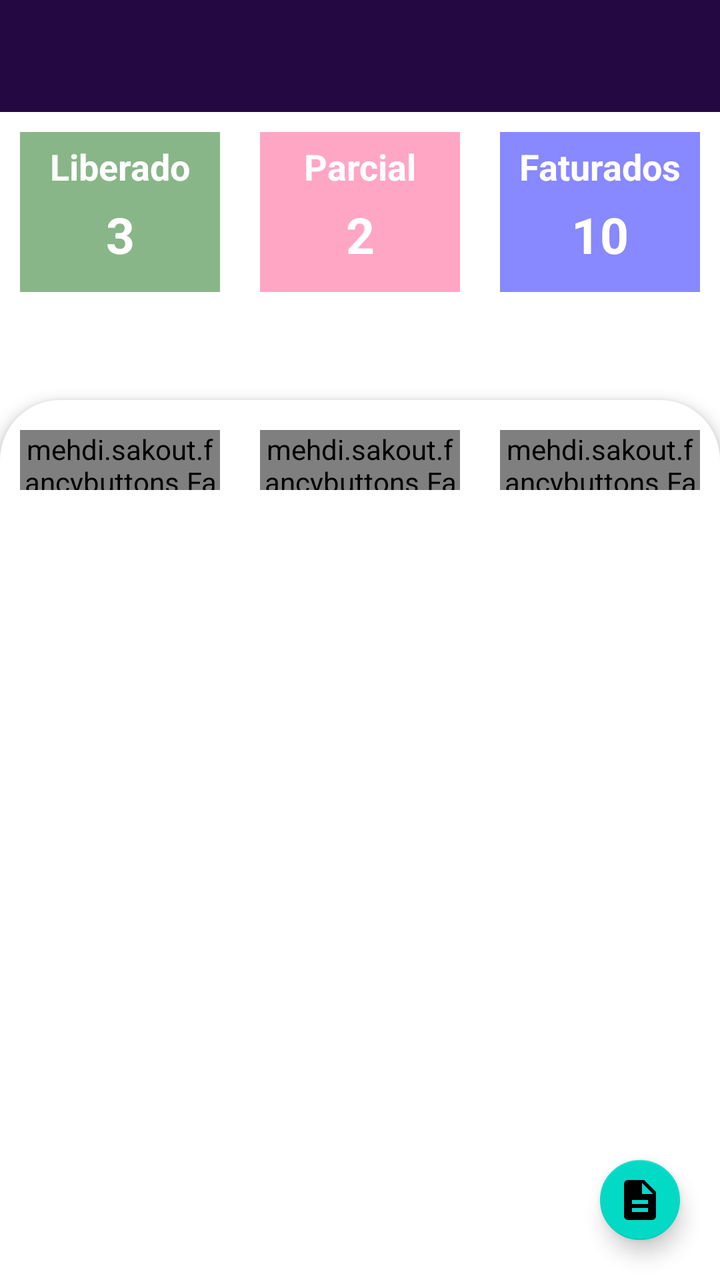
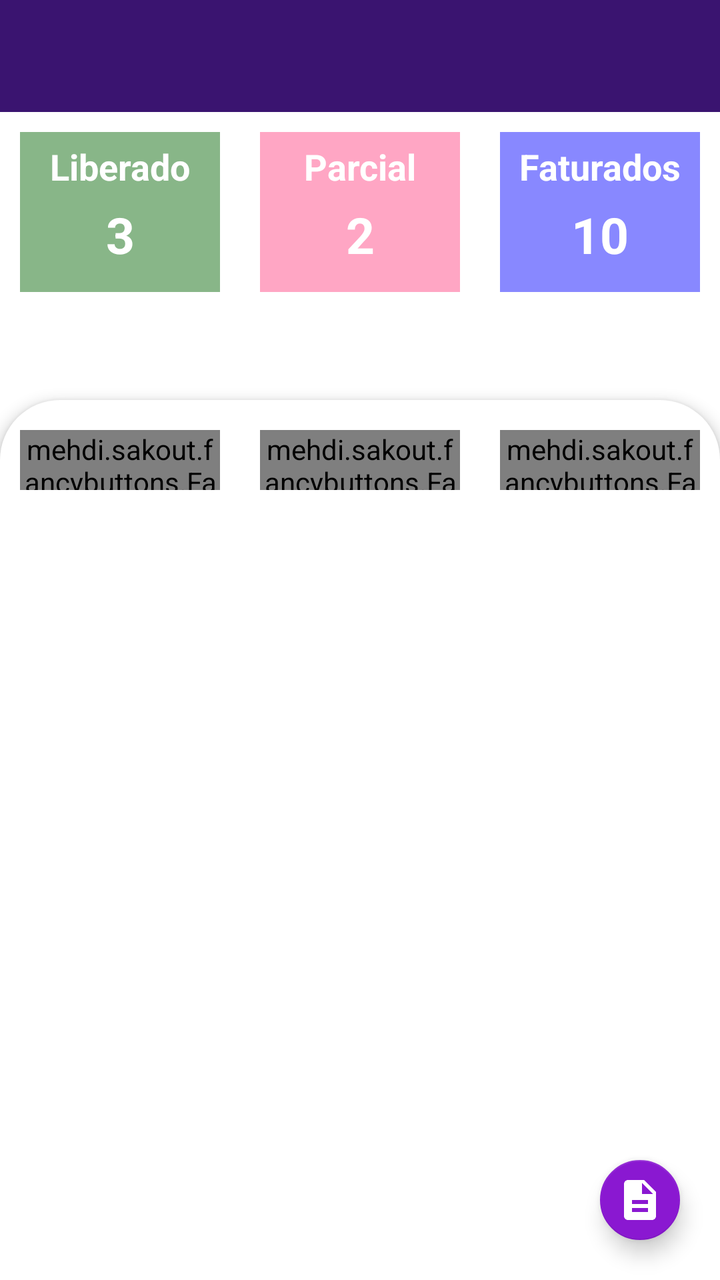

Compare the two renders of this Android layout. The source of the first and the diff that turns it into the second are given below.
<!-- AndroidManifest.xml: activity theme AppTheme.LegacyToolbar -->
<!-- res/layout/activity_pedidos.xml -->
<?xml version="1.0" encoding="utf-8"?>
<androidx.constraintlayout.widget.ConstraintLayout
    xmlns:android="http://schemas.android.com/apk/res/android"
    xmlns:fancy="http://schemas.android.com/apk/res-auto"
    xmlns:app="http://schemas.android.com/apk/res-auto"
    xmlns:tools="http://schemas.android.com/tools"
    android:layout_width="match_parent"
    android:layout_height="match_parent"
    tools:context=".PedidosActivity">

    <com.google.android.material.appbar.AppBarLayout
        android:id="@+id/ped_appbar"
        android:layout_width="0dp"
        android:layout_height="wrap_content"
        android:theme="@style/AppTheme.AppBarOverlay"
        app:elevation="0dp"
        app:layout_constraintEnd_toEndOf="parent"
        app:layout_constraintStart_toStartOf="parent"
        app:layout_constraintTop_toTopOf="parent">

        <View
            android:id="@+id/ped_status_bar_bg"
            android:layout_width="match_parent"
            android:layout_height="0dp"
            android:background="@color/primary_dark" />

        <androidx.appcompat.widget.Toolbar
            android:id="@+id/ped_toolbar"
            android:layout_width="match_parent"
            android:layout_height="?attr/actionBarSize"
            android:background="?attr/colorPrimary"
            app:popupTheme="@style/AppTheme.PopupOverlay"
            app:titleTextColor="@android:color/white"
            app:subtitleTextColor="@android:color/white" />

    </com.google.android.material.appbar.AppBarLayout>


    <LinearLayout
        android:id="@+id/linearLayout2"
        android:layout_width="match_parent"
        android:layout_height="wrap_content"
        android:orientation="horizontal"
        app:layout_constraintEnd_toEndOf="parent"
        app:layout_constraintStart_toStartOf="parent"
        app:layout_constraintTop_toBottomOf="@id/ped_appbar">

        <LinearLayout
            android:id="@+id/ped_ind_lib"
            android:clickable="true"
            android:layout_marginTop="10dp"
            android:layout_marginBottom="10dp"
            android:layout_width="match_parent"
            android:layout_height="80dp"
            android:layout_marginLeft="10dp"
            android:layout_marginRight="10dp"
            android:layout_weight="1"
            android:background="@color/green_trans"
            android:orientation="vertical">

            <TextView
                android:layout_width="match_parent"
                android:layout_height="wrap_content"
                android:layout_marginTop="5dp"
                android:text="Liberado"
                android:textAlignment="center"
                android:textColor="@color/icons"
                android:textSize="18sp"
                android:textStyle="bold" />


            <TextView
                android:id="@+id/ped_txtLibCxa"
                android:layout_width="match_parent"
                android:layout_height="wrap_content"
                android:layout_marginTop="5dp"
                android:text="3"
                android:textAlignment="center"
                android:textColor="@color/icons"
                android:textSize="25sp"
                android:textStyle="bold" />


        </LinearLayout>

        <LinearLayout
            android:id="@+id/ped_ind_parc"
            android:clickable="true"
            android:layout_marginTop="10dp"
            android:layout_marginBottom="10dp"
            android:layout_width="match_parent"
            android:layout_height="80dp"
            android:layout_marginLeft="10dp"
            android:layout_marginRight="10dp"
            android:layout_weight="1"
            android:background="@color/pinktrans"
            android:orientation="vertical">

            <TextView
                android:layout_width="match_parent"
                android:layout_height="wrap_content"
                android:layout_marginTop="5dp"
                android:text="Parcial"
                android:textAlignment="center"
                android:textColor="@color/icons"
                android:textSize="18sp"
                android:textStyle="bold" />


            <TextView
                android:id="@+id/ped_txtParcial"
                android:layout_width="match_parent"
                android:layout_height="wrap_content"
                android:layout_marginTop="5dp"
                android:text="2"
                android:textAlignment="center"
                android:textColor="@color/icons"
                android:textSize="25sp"
                android:textStyle="bold" />


        </LinearLayout>

        <LinearLayout
            android:id="@+id/ped_ind_fat"
            android:clickable="true"
            android:layout_marginTop="10dp"
            android:layout_marginBottom="10dp"
            android:layout_width="match_parent"
            android:layout_height="80dp"
            android:layout_marginLeft="10dp"
            android:layout_marginRight="10dp"
            android:layout_weight="1"
            android:background="@color/primary_dark_trans"
            android:orientation="vertical">

            <TextView
                android:layout_width="match_parent"
                android:layout_height="wrap_content"
                android:layout_marginTop="5dp"
                android:text="Faturados"
                android:textAlignment="center"
                android:textColor="@color/icons"
                android:textSize="18sp"
                android:textStyle="bold" />


            <TextView
                android:id="@+id/ped_txtConcluidos"
                android:layout_width="match_parent"
                android:layout_height="wrap_content"
                android:layout_marginTop="5dp"
                android:text="10"
                android:textAlignment="center"
                android:textColor="@color/icons"
                android:textSize="25sp"
                android:textStyle="bold" />


        </LinearLayout>

    </LinearLayout>

    <androidx.constraintlayout.widget.ConstraintLayout
        android:layout_width="match_parent"
        android:layout_height="0dp"
        android:layout_marginTop="10dp"
        android:background="@drawable/backgroudlist"
        android:elevation="4dp"
        fancy:layout_constraintBottom_toBottomOf="parent"
        fancy:layout_constraintEnd_toEndOf="parent"
        fancy:layout_constraintStart_toStartOf="parent"
        fancy:layout_constraintTop_toBottomOf="@+id/ped_ind_flib">


        <mehdi.sakout.fancybuttons.FancyButton
            android:id="@+id/ped_btn_dia"
            android:layout_width="100dp"
            android:layout_height="30dp"
            android:layout_marginStart="10dp"
            android:layout_marginTop="25dp"
            android:gravity="top"
            fancy:fb_borderColor="#2196f3"
            fancy:fb_borderWidth="2dp"
            fancy:fb_defaultColor="#ffff"
            fancy:fb_focusColor="#2196f3"
            fancy:fb_radius="30dp"
            fancy:fb_text="Dia"
            fancy:fb_textColor="#2196f3"
            fancy:fb_textSize="12sp"
            fancy:layout_constraintStart_toStartOf="parent"
            fancy:layout_constraintTop_toTopOf="parent" />

        <mehdi.sakout.fancybuttons.FancyButton
            android:id="@+id/ped_btn_mes"
            android:layout_width="100dp"
            android:layout_height="30dp"
            android:layout_marginStart="10dp"
            android:layout_marginTop="25dp"
            android:layout_marginEnd="10dp"
            android:gravity="top"
            fancy:fb_borderColor="#2196f3"
            fancy:fb_borderWidth="2dp"
            fancy:fb_defaultColor="#ffff"
            fancy:fb_focusColor="#2196f3"
            fancy:fb_radius="30dp"
            fancy:fb_text="Mês"
            fancy:fb_textColor="#2196f3"
            fancy:fb_textSize="12sp"
            fancy:layout_constraintEnd_toStartOf="@+id/ped_btn_periodo"
            fancy:layout_constraintStart_toEndOf="@+id/ped_btn_dia"
            fancy:layout_constraintTop_toTopOf="parent" />


        <mehdi.sakout.fancybuttons.FancyButton
            android:id="@+id/ped_btn_periodo"
            android:layout_width="100dp"
            android:layout_height="30dp"
            android:layout_marginTop="25dp"
            android:layout_marginEnd="10dp"
            android:gravity="top"
            fancy:fb_borderColor="#2196f3"
            fancy:fb_borderWidth="2dp"
            fancy:fb_defaultColor="#ffff"
            fancy:fb_focusColor="#2196f3"
            fancy:fb_radius="30dp"
            fancy:fb_text="Período"
            fancy:fb_textColor="#2196f3"
            fancy:fb_textSize="12sp"
            fancy:layout_constraintEnd_toEndOf="parent"
            fancy:layout_constraintTop_toTopOf="parent" />


        <androidx.recyclerview.widget.RecyclerView
            android:id="@+id/ped_lista_pedido"
            android:layout_width="match_parent"
            android:layout_height="0dp"
            android:layout_marginTop="10dp"
            android:layout_marginBottom="8dp"
            app:layout_constraintBottom_toBottomOf="parent"
            app:layout_constraintEnd_toEndOf="parent"
            app:layout_constraintStart_toStartOf="parent"
            fancy:layout_constraintHorizontal_bias="0.0"
            fancy:layout_constraintTop_toBottomOf="@+id/ped_btn_mes">

        </androidx.recyclerview.widget.RecyclerView>
    </androidx.constraintlayout.widget.ConstraintLayout>


    <com.google.android.material.floatingactionbutton.FloatingActionButton
        android:id="@+id/ped_btn_flutuante"
        android:layout_width="wrap_content"
        android:layout_height="wrap_content"
        android:layout_marginEnd="16dp"
        android:layout_marginBottom="16dp"
        fancy:fabSize="mini"
        android:elevation="6dp"
        android:src="@drawable/ic_flutuante_orc"
        android:textColor="#FFFFFF"
        android:textSize="40sp"
        app:layout_constraintBottom_toBottomOf="parent"
        app:layout_constraintEnd_toEndOf="parent" />

    <TextView
        android:id="@+id/ped_ind_flib"
        android:layout_width="0dp"
        android:layout_height="wrap_content"
        android:layout_marginStart="8dp"
        android:layout_marginTop="5dp"
        android:layout_marginEnd="8dp"
        android:clickable="true"
        android:text=""
        android:textColor="@color/primary_text"
        fancy:layout_constraintEnd_toStartOf="@+id/ped_ind_pcaixa"
        fancy:layout_constraintHorizontal_chainStyle="spread_inside"
        fancy:layout_constraintStart_toStartOf="parent"
        fancy:layout_constraintTop_toBottomOf="@+id/linearLayout2" />

    <TextView
        android:id="@+id/ped_ind_pcaixa"
        android:clickable="true"
        android:layout_width="0dp"
        android:layout_height="wrap_content"
        android:layout_marginStart="8dp"
        android:layout_marginTop="5dp"
        android:layout_marginEnd="8dp"
        android:textColor="@color/laranja"
        android:textAlignment="viewEnd"
        android:text=""
        fancy:layout_constraintEnd_toEndOf="parent"
        fancy:layout_constraintStart_toEndOf="@+id/ped_ind_flib"
        fancy:layout_constraintTop_toBottomOf="@+id/linearLayout2" />


</androidx.constraintlayout.widget.ConstraintLayout>
<!-- resources referenced by this layout -->
<resources>
  <color name="green_trans">#77006400</color>
  <color name="icons">#FFFFFF</color>
  <color name="laranja">#C8671E</color>
  <color name="pinktrans">#77ff4081</color>
  <color name="primary_dark">#18042E</color>
  <color name="primary_dark_trans">#770000FF</color>
  <color name="primary_text">#212121</color>
  <!-- drawable ic_flutuante_orc (drawable) -->
  <vector android:height="48dp" android:tint="#FFFFFF"
      android:viewportHeight="24.0" android:viewportWidth="24.0"
      android:width="48dp" xmlns:android="http://schemas.android.com/apk/res/android">
      <path android:fillColor="#FF000000" android:pathData="M14,2L6,2c-1.1,0 -1.99,0.9 -1.99,2L4,20c0,1.1 0.89,2 1.99,2L18,22c1.1,0 2,-0.9 2,-2L20,8l-6,-6zM16,18L8,18v-2h8v2zM16,14L8,14v-2h8v2zM13,9L13,3.5L18.5,9L13,9z"/>
  </vector>
  <style name="AppTheme.AppBarOverlay" parent="ThemeOverlay.AppCompat.Dark.ActionBar" />
  <style name="AppTheme.PopupOverlay" parent="ThemeOverlay.AppCompat.Light" />
  <style name="AppThemeCliente" parent="Theme.MaterialComponents.Light.DarkActionBar">
          
          <item name="colorPrimary">@color/primary</item>
          <item name="colorPrimaryDark">@color/primary_dark</item>
          <item name="colorAccent">@color/accent</item>
          <item name="android:textColorPrimary">@color/primary_text</item>
          <item name="android:textColorSecondary">@color/secondary_text</item>
          <item name="android:colorControlNormal">@color/secondary_text</item>
          <item name="android:colorControlActivated">@color/primary</item>
          <item name="android:windowOptOutEdgeToEdgeEnforcement" tools:targetApi="35">true</item>
          <item name="windowActionBarOverlay">false</item>
          <item name="android:windowActionBarOverlay">false</item>
          <item name="android:statusBarColor">@color/primary_dark</item>
          <item name="android:windowLightStatusBar" tools:targetApi="23">false</item>
          <item name="android:icon">@color/icons</item>
          <item name="android:colorButtonNormal" tools:targetApi="lollipop">@color/primary_dark</item>
          <item name="android:divider">@color/divider</item>
  
  
  
      </style>
  <color name="primary">#240842</color>
  <color name="accent">#8A18D1</color>
  <color name="secondary_text">#757575</color>
  <color name="divider">#E0E0E0</color>
  <!-- unchanged entries left out for length: 2 -->
</resources>

<!-- the commit's change to res/layout/activity_pedidos.xml (unified diff, before → after) -->
@@ -180,13 +180,13 @@
             android:layout_marginStart="10dp"
             android:layout_marginTop="25dp"
             android:gravity="top"
-            fancy:fb_borderColor="#2196f3"
+            fancy:fb_borderColor="#8A18D1"
             fancy:fb_borderWidth="2dp"
             fancy:fb_defaultColor="#ffff"
-            fancy:fb_focusColor="#2196f3"
+            fancy:fb_focusColor="#8A18D1"
             fancy:fb_radius="30dp"
             fancy:fb_text="Dia"
-            fancy:fb_textColor="#2196f3"
+            fancy:fb_textColor="#8A18D1"
             fancy:fb_textSize="12sp"
             fancy:layout_constraintStart_toStartOf="parent"
             fancy:layout_constraintTop_toTopOf="parent" />
@@ -199,13 +199,13 @@
             android:layout_marginTop="25dp"
             android:layout_marginEnd="10dp"
             android:gravity="top"
-            fancy:fb_borderColor="#2196f3"
+            fancy:fb_borderColor="#8A18D1"
             fancy:fb_borderWidth="2dp"
             fancy:fb_defaultColor="#ffff"
-            fancy:fb_focusColor="#2196f3"
+            fancy:fb_focusColor="#8A18D1"
             fancy:fb_radius="30dp"
             fancy:fb_text="Mês"
-            fancy:fb_textColor="#2196f3"
+            fancy:fb_textColor="#8A18D1"
             fancy:fb_textSize="12sp"
             fancy:layout_constraintEnd_toStartOf="@+id/ped_btn_periodo"
             fancy:layout_constraintStart_toEndOf="@+id/ped_btn_dia"
@@ -219,13 +219,13 @@
             android:layout_marginTop="25dp"
             android:layout_marginEnd="10dp"
             android:gravity="top"
-            fancy:fb_borderColor="#2196f3"
+            fancy:fb_borderColor="#8A18D1"
             fancy:fb_borderWidth="2dp"
             fancy:fb_defaultColor="#ffff"
-            fancy:fb_focusColor="#2196f3"
+            fancy:fb_focusColor="#8A18D1"
             fancy:fb_radius="30dp"
             fancy:fb_text="Período"
-            fancy:fb_textColor="#2196f3"
+            fancy:fb_textColor="#8A18D1"
             fancy:fb_textSize="12sp"
             fancy:layout_constraintEnd_toEndOf="parent"
             fancy:layout_constraintTop_toTopOf="parent" />
<!-- resource entries referenced after the edit -->
@@ -4,9 +4,9 @@
   <color name="icons">#FFFFFF</color>
   <color name="laranja">#C8671E</color>
   <color name="pinktrans">#77ff4081</color>
-  <color name="primary_dark">#18042E</color>
+  <color name="primary_dark">#24094A</color>
   <color name="primary_dark_trans">#770000FF</color>
-  <color name="primary_text">#212121</color>
+  <color name="primary_text">#1E1A2B</color>
   <!-- drawable ic_flutuante_orc (drawable) -->
   <vector android:height="48dp" android:tint="#FFFFFF"
       android:viewportHeight="24.0" android:viewportWidth="24.0"
@@ -16,6 +16,15 @@
   <style name="AppTheme.AppBarOverlay" parent="ThemeOverlay.AppCompat.Dark.ActionBar" />
   <style name="AppTheme.PopupOverlay" parent="ThemeOverlay.AppCompat.Light" />
   <style name="AppThemeCliente" parent="Theme.MaterialComponents.Light.DarkActionBar">
+          
+          <item name="colorSecondary">@color/accent</item>
+          <item name="colorOnSecondary">@color/icons</item>
+          <item name="shapeAppearanceSmallComponent">@style/ShapeAppearance.Fikon.Small</item>
+          <item name="shapeAppearanceMediumComponent">@style/ShapeAppearance.Fikon.Medium</item>
+          <item name="materialButtonStyle">@style/Widget.Fikon.Button</item>
+          <item name="cardViewStyle">@style/Widget.Fikon.CardView</item>
+          <item name="android:textColorHint">@color/secondary_text</item>
+  
           
           <item name="colorPrimary">@color/primary</item>
           <item name="colorPrimaryDark">@color/primary_dark</item>
@@ -36,10 +45,29 @@
   
   
       </style>
-  <color name="primary">#240842</color>
+  <color name="primary">#3A1470</color>
   <color name="accent">#8A18D1</color>
-  <color name="secondary_text">#757575</color>
-  <color name="divider">#E0E0E0</color>
+  <style name="ShapeAppearance.Fikon.Small" parent="ShapeAppearance.MaterialComponents.SmallComponent">
+          <item name="cornerFamily">rounded</item>
+          <item name="cornerSize">12dp</item>
+      </style>
+  <style name="ShapeAppearance.Fikon.Medium" parent="ShapeAppearance.MaterialComponents.MediumComponent">
+          <item name="cornerFamily">rounded</item>
+          <item name="cornerSize">16dp</item>
+      </style>
+  <style name="Widget.Fikon.Button" parent="Widget.MaterialComponents.Button">
+          <item name="cornerRadius">12dp</item>
+          <item name="android:letterSpacing">0.04</item>
+          <item name="android:fontFamily">sans-serif-medium</item>
+      </style>
+  <style name="Widget.Fikon.CardView" parent="CardView">
+          <item name="cardCornerRadius">12dp</item>
+          <item name="cardElevation">2dp</item>
+          <item name="cardBackgroundColor">@color/surface</item>
+      </style>
+  <color name="secondary_text">#6B6680</color>
+  <color name="divider">#E6E3EE</color>
+  <color name="surface">#FFFFFF</color>
   <!-- unchanged entries left out for length: 2 -->
 </resources>
 
